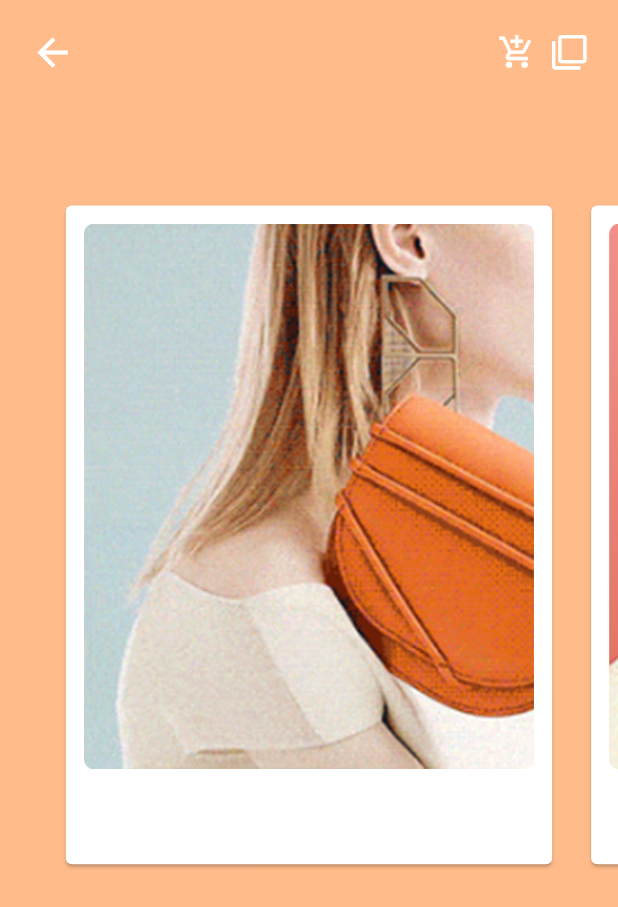
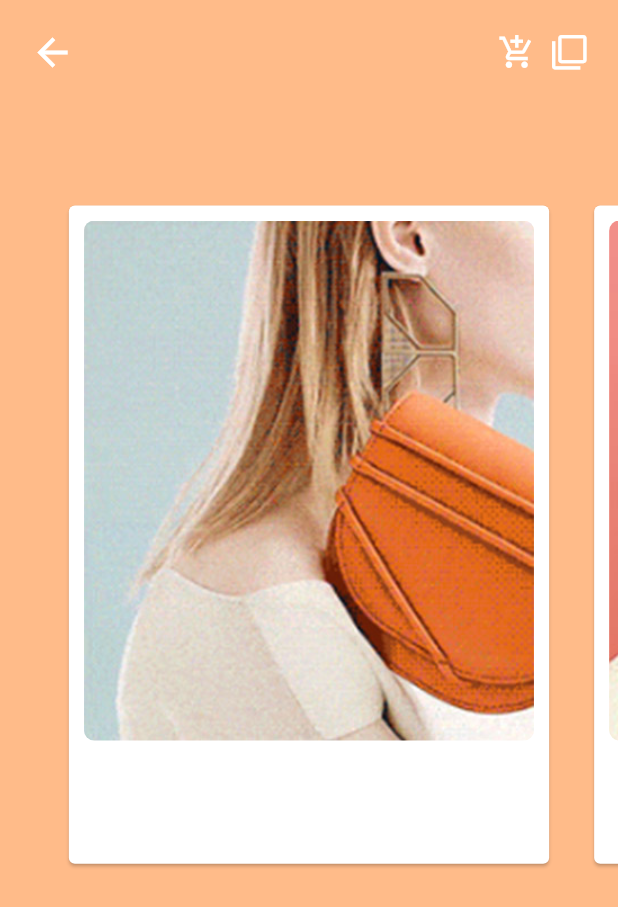
Before and after one commit to caseyryan/flutter_ecommerce_mechanics, a Flutter app: the screen it shows after launch, on a phone screen of 412 x 824 dp. Shown: the top 907 px of the screen. Run offline on Flutter 3.47's test engine with Material 2 defaults, Android fonts, the phone set to English and light mode, and no system bars; missing offline and left inert: screen.

Commit message:
some refactoring of classes and change in pageview

```diff
--- a/lib/card_view.dart
+++ /dev/null
@@ -1,123 +0,0 @@
-import 'dart:math';
-
-import 'package:flutter/material.dart';
-import 'package:flutter_challenge_ecommerce/preview_popup_route.dart';
-import 'package:flutter_challenge_ecommerce/utility_classes.dart';
-
-
-class CardView extends StatefulWidget {
-
-  final SlideData slideData;
-  final ValueChanged<SlideData> onTap;
-
-  CardView(this.slideData, {this.onTap});
-
-  @override
-  _CardViewState createState() => _CardViewState();
-}
-
-class _CardViewState extends State<CardView> {
-
-  double _tiltValueX = 0;
-  double _tiltValueY = 0;
-
-  double deg2rad(double degrees) {
-    return degrees / 180 * pi;
-  }
-
-  @override
-  Widget build(BuildContext context) {
-
-    Size _cardSize;
-
-    return Padding(
-      padding: const EdgeInsets.symmetric(horizontal: 6.0, vertical: 8.0),
-      child: LayoutBuilder(
-        // сделал через билдер, чтобы можно было получить размер в процессе
-        builder: (context, constraints) {
-          // получаем размер, чтобы задать офсет вокруг центра
-          var renderObject = context.findRenderObject() as RenderBox;
-          Size size;
-          if (renderObject.hasSize) {
-            size = renderObject.size;
-          } else {
-            size = Size.zero;
-          }
-
-          return Stack(
-            fit: StackFit.expand,
-            children: <Widget>[
-              Container(
-                width: double.infinity,
-                height: double.infinity,
-//                color: Colors.pink,
-              ),
-              Transform(
-                origin: Offset(size.width * .5, size.height * .5),
-                transform: Matrix4.identity()
-                  ..rotateX(deg2rad(-15 * _tiltValueY))
-                  ..rotateY(deg2rad(15 * _tiltValueX))
-                  ..setEntry(3, 2, 0.001),
-
-                child: Padding(
-                  padding: const EdgeInsets.only(
-                      left: 3.0,
-                      right: 3.0,
-                      top: 5.0,
-                      bottom: 25.0
-                  ),
-                  child: GestureDetector(
-                    onTap: () {
-                      if (widget.onTap != null) {
-                        widget.onTap(widget.slideData);
-                      }
-                      RenderBox renderBox = context.findRenderObject();
-                      Navigator.of(context).push(
-                          PreviewPopupRoute(
-                              slideData: widget.slideData,
-                              size: renderBox.size,
-                              position: renderBox.localToGlobal(Offset.zero)
-                          )
-                      );
-                    },
-                    child: Card(
-                      child: Container(
-                        width: 320,
-                        height: 435,
-                        child: Padding( // паддинг внутри карточки
-                          padding: const EdgeInsets.all(12.0),
-                          child: Column(
-                            children: <Widget>[
-                              AspectRatio(
-                                aspectRatio: 400 / 485,
-                                child: Stack(
-                                  overflow: Overflow.visible,
-                                  children: <Widget>[
-                                    Container( // image
-                                      width: double.infinity,
-                                      decoration: BoxDecoration(
-                                          borderRadius: BorderRadius.circular(7),
-                                          image: DecorationImage(
-                                              fit: BoxFit.contain,
-                                              image: AssetImage(widget.slideData.imagePath)
-                                          )
-                                      ),
-                                    )
-                                  ],
-                                ),
-                              )
-                            ],
-                          ),
-                        ),
-                      ),
-                    ),
-                  ),
-                ),
-              ),
-            ],
-          );
-        },
-      ),
-    );
-  }
-}
--- /dev/null
+++ b/lib/data/card_data.dart
@@ -0,0 +1,27 @@
+import 'package:flutter/material.dart';
+
+class CardData {
+
+  /// the outer bounds of the card.
+  /// also used in AspectRatio calculation
+  static const double CARD_WIDTH = 400;
+  static const double CARD_HEIGHT = 540;
+
+  final double sidePadding = 3.0;
+  final double topPadding = 3.0;
+  final double bottomPadding = 25.0;
+  final double imageWidth = 400.0;
+  final double imageHeight = 462.0;
+
+  final Color pageColor;
+  final String imagePath;
+  final double price;
+  final String title;
+
+  double getAspectRatio() {
+    return imageWidth / imageHeight;
+  }
+
+  CardData({this.imagePath, this.title, this.pageColor, this.price});
+
+}
--- /dev/null
+++ b/lib/data/data.dart
@@ -0,0 +1,21 @@
+import 'package:flutter/material.dart';
+
+import '../utility_classes.dart';
+import 'card_data.dart';
+
+class Data {
+
+
+  List<CardData> slideDatas = [
+    CardData(title: 'Michael Kors Hmilton', price: 2188.00, imagePath: 'assets/img/purse1.jpg', pageColor: Color.fromRGBO(255, 187, 137, 1.0)),
+    CardData(title: 'Saint Laurent', price: 1455.00, imagePath: 'assets/img/purse2.jpg', pageColor: Color.fromRGBO(255, 179, 186, 1.0)),
+    CardData(title: 'ZATCHELS', price: 2398.00, imagePath: 'assets/img/purse3.jpg', pageColor: Color.fromRGBO(163, 164, 221, 1.0)),
+  ];
+
+
+  static final Data _instance = Data._internal();
+  factory Data() {
+    return _instance;
+  }
+  Data._internal();
+}
--- a/lib/pages/page.dart
+++ b/lib/pages/page.dart
@@ -1,14 +1,15 @@
 import 'package:flutter/material.dart';
+import 'package:flutter_challenge_ecommerce/data/card_data.dart';
+import 'package:flutter_challenge_ecommerce/data/data.dart';
 import 'package:flutter_challenge_ecommerce/ui/custom_app_bar.dart';
 
-import '../card_view.dart';
+import '../ui/card_view.dart';
 import '../utility_classes.dart';
 
 class Page extends StatefulWidget {
   @override
   _PageState createState() => _PageState();
 }
-
 
 class _PageState extends State<Page> {
 
@@ -17,15 +18,10 @@ class _PageState extends State<Page> {
   Color _pageColor;
   int _initialPage = 0;
 
-  List<SlideData> _slideDatas = [
-    SlideData(title: 'Michael Kors Hmilton', price: 2188.00, imagePath: 'assets/img/purse1.jpg', pageColor: Color.fromRGBO(255, 187, 137, 1.0)),
-    SlideData(title: 'Saint Laurent', price: 1455.00, imagePath: 'assets/img/purse2.jpg', pageColor: Color.fromRGBO(255, 179, 186, 1.0)),
-    SlideData(title: 'ZATCHELS', price: 2398.00, imagePath: 'assets/img/purse3.jpg', pageColor: Color.fromRGBO(163, 164, 221, 1.0)),
-  ];
 
   List<CardView> _getCards() {
     var cards = <CardView>[];
-    _slideDatas.forEach((slideData) {
+    Data().slideDatas.forEach((slideData) {
       cards.add(CardView(slideData, onTap: _onCardTap,));
     });
     return cards;
@@ -33,7 +29,7 @@ class _PageState extends State<Page> {
 
   @override
   void initState() {
-    _pageColor = _slideDatas[_initialPage].pageColor;
+    _pageColor = Data().slideDatas[_initialPage].pageColor;
     _pageController = PageController(
       viewportFraction: .85,
       initialPage: _initialPage
@@ -50,8 +46,8 @@ class _PageState extends State<Page> {
       }
       var lerpValue = (nextValue - _pageController.page).abs();
       print('LERP $lerpValue');
-      var currentColor = _slideDatas[prevValue.toInt()].pageColor;
-      var nextColor = _slideDatas[nextValue.toInt()].pageColor;
+      var currentColor = Data().slideDatas[prevValue.toInt()].pageColor;
+      var nextColor = Data().slideDatas[nextValue.toInt()].pageColor;
       setState(() {
         _pageColor = Color.lerp(nextColor, currentColor, lerpValue);
       });
@@ -61,13 +57,18 @@ class _PageState extends State<Page> {
     });
     super.initState();
   }
-  void _onCardTap(SlideData slideData) {
+  void _onCardTap(CardData slideData) {
     print(slideData.imagePath);
   }
   @override
   void dispose() {
     _pageController?.dispose();
     super.dispose();
+  }
+
+  double _calculatePageAspectRatio() {
+    return (1 / _pageController.viewportFraction) *
+        (CardData.CARD_WIDTH / CardData.CARD_HEIGHT);
   }
 
   @override
@@ -88,15 +89,12 @@ class _PageState extends State<Page> {
                   overflow: Overflow.visible,
                   children: <Widget>[
                     AspectRatio(
-                      aspectRatio: 284 / 340,
-                      child: Container(
-                        width: MediaQuery.of(context).size.width,
-                        child: ScrollConfiguration(
-                          behavior: NoGlowScrollBehavior(),
-                          child: PageView(
-                            controller: _pageController,
-                            children: _getCards(),
-                          ),
+                      aspectRatio: _calculatePageAspectRatio(),
+                      child: ScrollConfiguration(
+                        behavior: NoGlowScrollBehavior(),
+                        child: PageView(
+                          controller: _pageController,
+                          children: _getCards(),
                         ),
                       ),
                     ),
--- a/lib/pages/preview_page.dart
+++ b/lib/pages/preview_page.dart
@@ -1,18 +1,29 @@
 
 import 'package:flutter/material.dart';
+import 'package:flutter_challenge_ecommerce/data/card_data.dart';
 import 'package:flutter_challenge_ecommerce/pages/page.dart';
+import 'package:flutter_challenge_ecommerce/ui/card_view.dart';
 import 'package:flutter_challenge_ecommerce/ui/custom_app_bar.dart';
 
 import '../utility_classes.dart';
 
 class PreviewPage extends StatefulWidget {
 
-  final SlideData slideData;
+  final CardData slideData;
   final Size size;
   final Offset position;
   final Animation<double> animation;
 
-  PreviewPage({this.slideData, this.size, this.position, this.animation});
+  PreviewPage({
+    this.slideData,
+    this.size,
+    this.position,
+    this.animation,
+  }) :
+      assert(slideData != null),
+      assert(size != null),
+      assert(position != null),
+      assert(animation != null);
 
   @override
   _PreviewPageState createState() => _PreviewPageState();
@@ -23,24 +34,30 @@ class _PreviewPageState extends State<PreviewPage> with SingleTickerProviderStat
 
   Animation<double> _imagePosAnimation;
   Animation<double> _sizeAnimation;
+  Animation<double> _aspectRatioAnimation;
+//  double _imageInitWidth;
+//  double _imageInitHeight;
+  Curve _curve = Curves.easeInBack;
 
   @override
   void initState() {
-
+//    _imageInitWidth = widget.size.width - (CardView.IMAGE_PADDING * 2);
+//    _imageInitHeight = widget.size.height - (CardView.IMAGE_PADDING * 2);
     _imagePosAnimation = Tween<double>(
         begin: 1.0,
         end: 0.0
     ).animate(CurvedAnimation(
-      curve: Curves.easeOutBack,
+      curve: _curve,
       parent: widget.animation,
     ));
     _sizeAnimation = Tween<double>(
         begin: 0.0,
         end: 1.0
     ).animate(CurvedAnimation(
-      curve: Curves.easeOutBack,
+      curve: _curve,
       parent: widget.animation,
     ));
+
     super.initState();
   }
 
@@ -57,8 +74,13 @@ class _PreviewPageState extends State<PreviewPage> with SingleTickerProviderStat
               return LayoutBuilder(
                 builder: (BuildContext context, BoxConstraints constraints) {
                   var size = constraints.biggest;
-                  var paddingWidth = widget.size.width + ((size.width - widget.size.width) * _sizeAnimation.value);
+                  var widthDiff = ((size.width - widget.size.width) * _sizeAnimation.value);
+                  var paddingWidth = widget.size.width + widthDiff;
                   var paddingHeight = widget.size.height + ((size.height - widget.size.height) * _sizeAnimation.value);
+
+//                  var imageWidth = (size.width - (CardView.IMAGE_PADDING * 2) * _imagePosAnimation.value.clamp(0, 1)) + widthDiff;
+//                  var imageHeight = (CardView.IMAGE_HEIGHT - (CardView.IMAGE_PADDING * 2)) + (size.height - CardView.IMAGE_HEIGHT);
+
                   return Stack(
                     children: <Widget>[
                       Positioned(
@@ -67,37 +89,41 @@ class _PreviewPageState extends State<PreviewPage> with SingleTickerProviderStat
                         child: Container(
                           width: paddingWidth,
                           height: paddingHeight,
-                          color: Colors.yellowAccent,
+                          color: Colors.white,
                         ),
                       ),
+                      Positioned(
+                        top: widget.position.dy * _imagePosAnimation.value,
+                        left: widget.position.dx * _imagePosAnimation.value,
+                        /*child: Padding(
+                          padding: EdgeInsets.all(CardView.IMAGE_PADDING * _imagePosAnimation.value.clamp(0, 1)),
+                          child: Container( // image
+                            width: imageWidth,
+                            height: imageHeight,
+                            decoration: BoxDecoration(
+                              borderRadius: BorderRadius.circular(7),
+                              image: DecorationImage(
+                                fit: BoxFit.cover,
+                                image: AssetImage(widget.slideData.imagePath)
+                              )
+                            ),
+                          ),
+                        ),*/
+                      )
                     ],
                   );
                 },
               );
             },
-
           ),
-          SafeArea(child: Align(
+          SafeArea(
+            child: Align(
               alignment: Alignment.topLeft,
               child: CustomAppBar()
-          )
+            )
           ),
         ],
       ),
     );
   }
 }
-
-
-
-//Container( // image
-//width: 320,
-//height: 435,
-//decoration: BoxDecoration(
-//borderRadius: BorderRadius.circular(7),
-//image: DecorationImage(
-//fit: BoxFit.contain,
-//image: AssetImage(widget.slideData.imagePath)
-//)
-//),
-//)
--- a/lib/preview_popup_route.dart
+++ b/lib/preview_popup_route.dart
@@ -3,18 +3,19 @@
 import 'package:flutter/material.dart';
 import 'package:flutter_challenge_ecommerce/pages/preview_page.dart';
 
+import 'data/card_data.dart';
 import 'utility_classes.dart';
 
 class PreviewPopupRoute extends PageRoute<void> {
 
-  final SlideData slideData;
+  final CardData slideData;
   final Size size;
   final Offset position;
 
   PreviewPopupRoute({
     @required this.slideData,
     @required this.size,
-    @required this.position
+    @required this.position,
   });
 
   @override
@@ -29,13 +30,18 @@ class PreviewPopupRoute extends PageRoute<void> {
   @override
   Widget buildPage(BuildContext context, Animation<double>
   animation, Animation<double> secondaryAnimation) {
-    return PreviewPage(size: size, position: position, slideData: slideData, animation: animation);
+    return PreviewPage(
+      size: size,
+      position: position,
+      slideData: slideData,
+      animation: animation,
+    );
   }
 
   @override
   bool get maintainState => true;
 
   @override
-  Duration get transitionDuration => Duration(milliseconds: 1000);
+  Duration get transitionDuration => Duration(milliseconds: 700);
 
 }
--- /dev/null
+++ b/lib/ui/card_view.dart
@@ -0,0 +1,102 @@
+import 'dart:math';
+
+import 'package:flutter/material.dart';
+import 'package:flutter_challenge_ecommerce/data/card_data.dart';
+import 'package:flutter_challenge_ecommerce/preview_popup_route.dart';
+import 'package:flutter_challenge_ecommerce/utility_classes.dart';
+
+
+class CardView extends StatefulWidget {
+
+  final CardData cardData;
+  final ValueChanged<CardData> onTap;
+
+  CardView(this.cardData, {this.onTap});
+
+  @override
+  _CardViewState createState() => _CardViewState();
+}
+
+class _CardViewState extends State<CardView> {
+
+  double _tiltValueX = 0;
+  double _tiltValueY = 0;
+
+
+  double deg2rad(double degrees) {
+    return degrees / 180 * pi;
+  }
+
+  @override
+  Widget build(BuildContext context) {
+
+    return Padding(
+      padding: const EdgeInsets.symmetric(horizontal: 6.0, vertical: 8.0),
+      child: LayoutBuilder(
+        builder: (context, constraints) {
+          Size size = constraints.biggest;
+          return Stack(
+            fit: StackFit.expand,
+            children: <Widget>[
+              Transform(
+                origin: Offset(size.width * .5, size.height * .5),
+                transform: Matrix4.identity()
+                  ..rotateX(deg2rad(-15 * _tiltValueY))
+                  ..rotateY(deg2rad(15 * _tiltValueX))
+                  ..setEntry(3, 2, 0.001),
+
+                child: Padding(
+                  padding: EdgeInsets.all(5.0),
+                  child: GestureDetector(
+                    onTap: () {
+                      if (widget.onTap != null) {
+                        widget.onTap(widget.cardData);
+                      }
+                      RenderBox renderBox = context.findRenderObject();
+                      Navigator.of(context).push(
+                        PreviewPopupRoute(
+                          slideData: widget.cardData,
+                          size: renderBox.size,
+                          position: renderBox.localToGlobal(Offset.zero),
+                        )
+                      );
+                    },
+                    child: Card(
+                      child: Padding( // inner padding
+                        padding: const EdgeInsets.all(10.0),
+                        child: Column(
+                          mainAxisAlignment: MainAxisAlignment.start,
+                          crossAxisAlignment: CrossAxisAlignment.start,
+                          children: <Widget>[
+                            Stack(
+                              children: <Widget>[
+                                AspectRatio(
+                                  aspectRatio: widget.cardData.getAspectRatio(),
+                                  child: Container( // image
+                                    width: widget.cardData.imageWidth,
+                                    height: widget.cardData.imageHeight,
+                                    decoration: BoxDecoration(
+                                        borderRadius: BorderRadius.circular(7),
+                                        image: DecorationImage(
+                                            fit: BoxFit.cover,
+                                            image: AssetImage(widget.cardData.imagePath)
+                                        )
+                                    ),
+                                  ),
+                                )
+                              ],
+                            )
+                          ],
+                        ),
+                      ),
+                    ),
+                  ),
+                ),
+              ),
+            ],
+          );
+        },
+      ),
+    );
+  }
+}
--- a/lib/utility_classes.dart
+++ b/lib/utility_classes.dart
@@ -1,14 +1,6 @@
 import 'package:flutter/material.dart';
 
-class SlideData {
-  final Color pageColor;
-  final String imagePath;
-  final double price;
-  final String title;
 
-  SlideData({this.imagePath, this.title, this.pageColor, this.price});
-
-}
 
 class NoGlowScrollBehavior extends ScrollBehavior {
   @override
```
Also changed, not shown: assets/img/purse1.jpg, assets/img/purse2.jpg, assets/img/purse3.jpg, assets/img/purse4.jpg, assets/img/purse5.jpg, assets/img/purse6.jpg.
